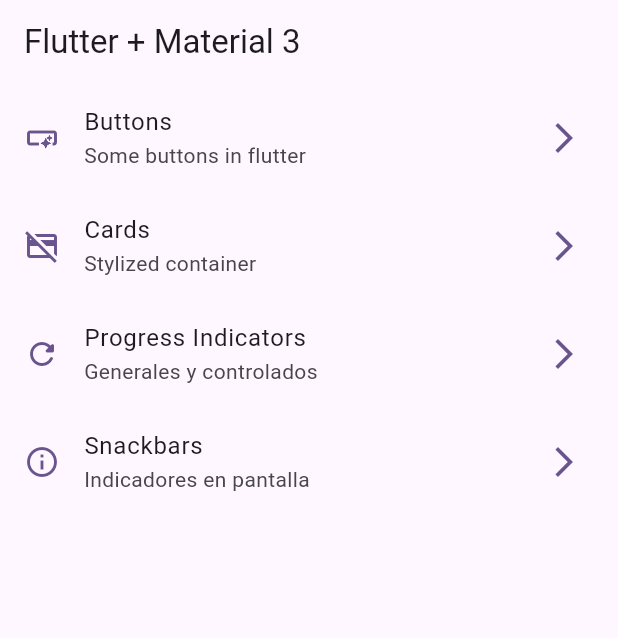
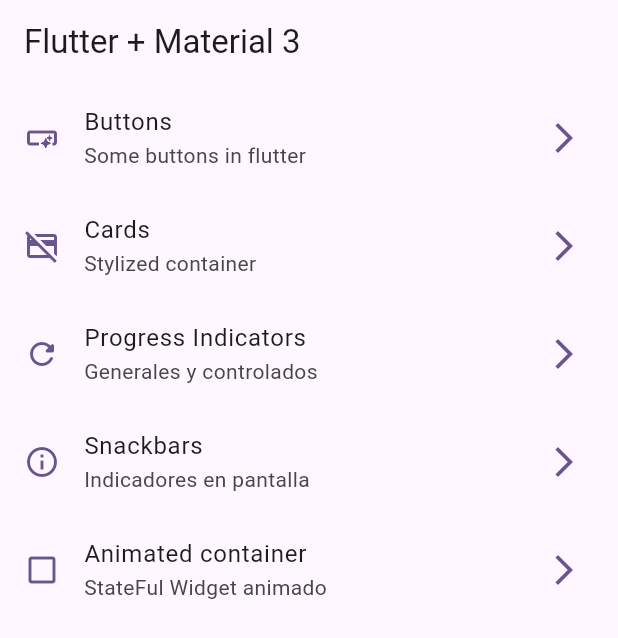
Before and after one commit to sanchezcarol/flutter-widgets, a Flutter app: the screen it shows after launch, on a phone screen of 412 x 824 dp. Shown: the top 638 px of the screen. Run offline on Flutter 3.47's test engine with Material 2 defaults, Android fonts, the phone set to English and light mode, and no system bars; our stand-ins replace go_router.

Commit message:
animated container

```diff
--- a/lib/config/menu/menu_items.dart
+++ b/lib/config/menu/menu_items.dart
@@ -43,4 +43,10 @@
     link: '/snackbars',
     icon: Icons.info_outline
   ),
+  MenuItems(
+    title: 'Animated container',
+    subtitle: 'StateFul Widget animado ',
+    link: '/animated',
+    icon: Icons.check_box_outline_blank_outlined
+  ),
 ];
--- a/lib/config/router/app_router.dart
+++ b/lib/config/router/app_router.dart
@@ -30,6 +30,11 @@
       name: SnackbarScreen.name,
       path: '/snackbars',
       builder: (context, state) => const SnackbarScreen(),
+    ),
+    GoRoute(
+      name: AnimatedScreen.name,
+      path: '/animated',
+      builder: (context, state) => const AnimatedScreen(),
     )
   ]
 
```
Also changed, not shown: lib/presentation/screens/animated/animated_screen.dart (+50 -2 lines).
